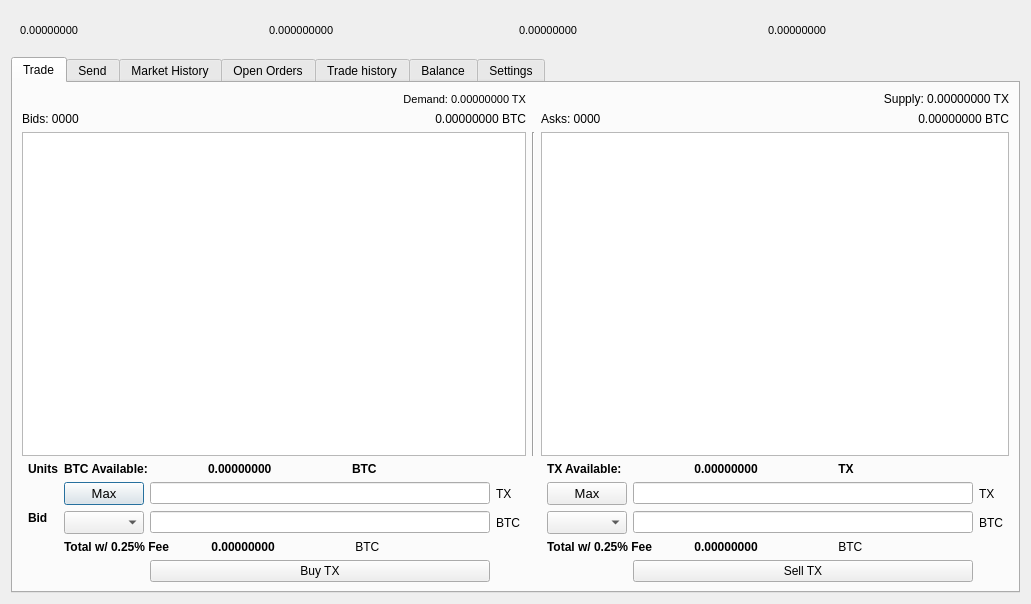
Qt form src/qt/forms/tradingdialog.ui (CoinBuild/AmsterdamCoin) before a commit.
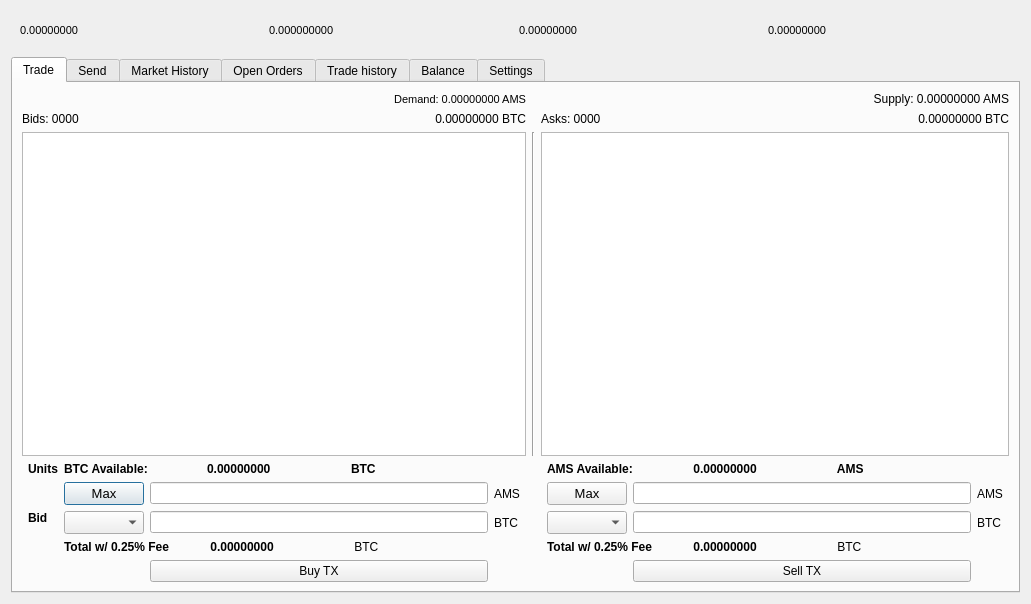
The same form after that commit. The open tabs and pages were chosen to show the change. Icons and pictures are not drawn.

What changed in the file:
```diff
--- a/src/qt/forms/tradingdialog.ui
+++ b/src/qt/forms/tradingdialog.ui
@@ -704,7 +704,7 @@
             </font>
            </property>
            <property name="text">
-            <string>TX Available:</string>
+            <string>AMS Available:</string>
            </property>
           </widget>
          </item>
@@ -1148,7 +1148,7 @@
             </font>
            </property>
            <property name="text">
-            <string> TX</string>
+            <string> AMS</string>
            </property>
           </widget>
          </item>
@@ -1186,7 +1186,7 @@
        <item row="4" column="4">
         <widget class="QLabel" name="label_4">
          <property name="text">
-          <string>TX</string>
+          <string>AMS</string>
          </property>
         </widget>
        </item>
@@ -1222,7 +1222,7 @@
        <item row="4" column="10">
         <widget class="QLabel" name="label_22">
          <property name="text">
-          <string>TX</string>
+          <string>AMS</string>
          </property>
         </widget>
        </item>
@@ -2320,7 +2320,7 @@
           </font>
          </property>
          <property name="text">
-          <string>Demand: 0.00000000 TX</string>
+          <string>Demand: 0.00000000 AMS</string>
          </property>
          <property name="alignment">
           <set>Qt::AlignRight|Qt::AlignTrailing|Qt::AlignVCenter</set>
@@ -2330,7 +2330,7 @@
        <item row="0" column="9" colspan="3">
         <widget class="QLabel" name="TXSupply">
          <property name="text">
-          <string>Supply: 0.00000000 TX</string>
+          <string>Supply: 0.00000000 AMS</string>
          </property>
          <property name="alignment">
           <set>Qt::AlignRight|Qt::AlignTrailing|Qt::AlignVCenter</set>
```
Left out of the diff: 12 changed lines with no effect on the pictures.
